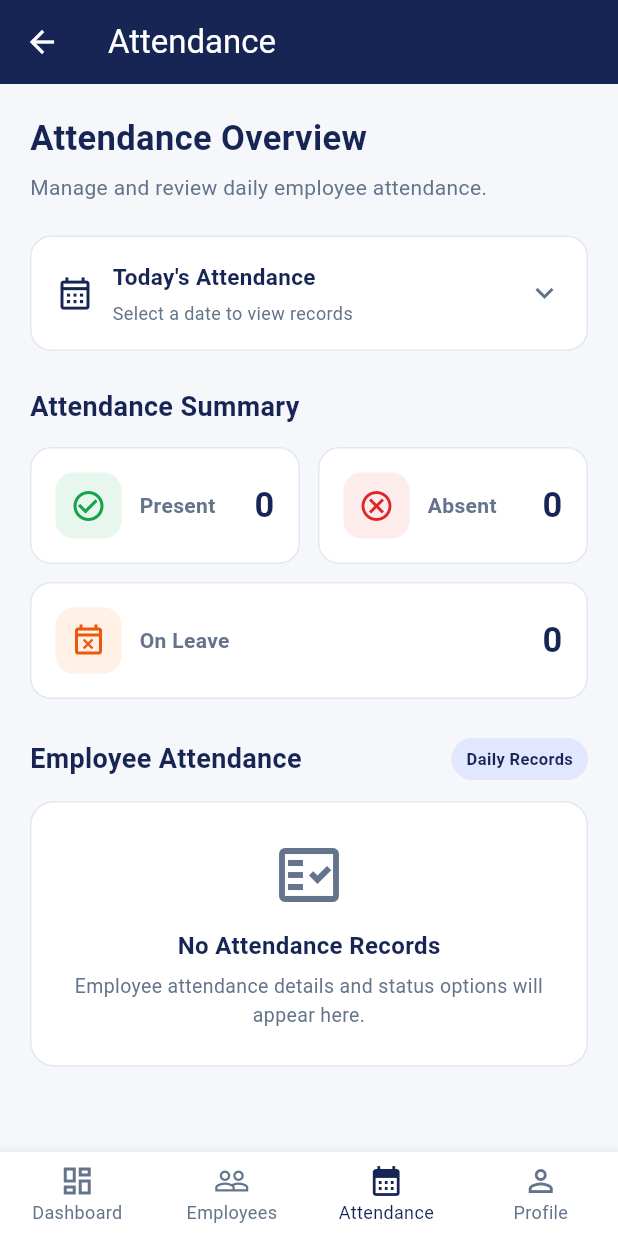
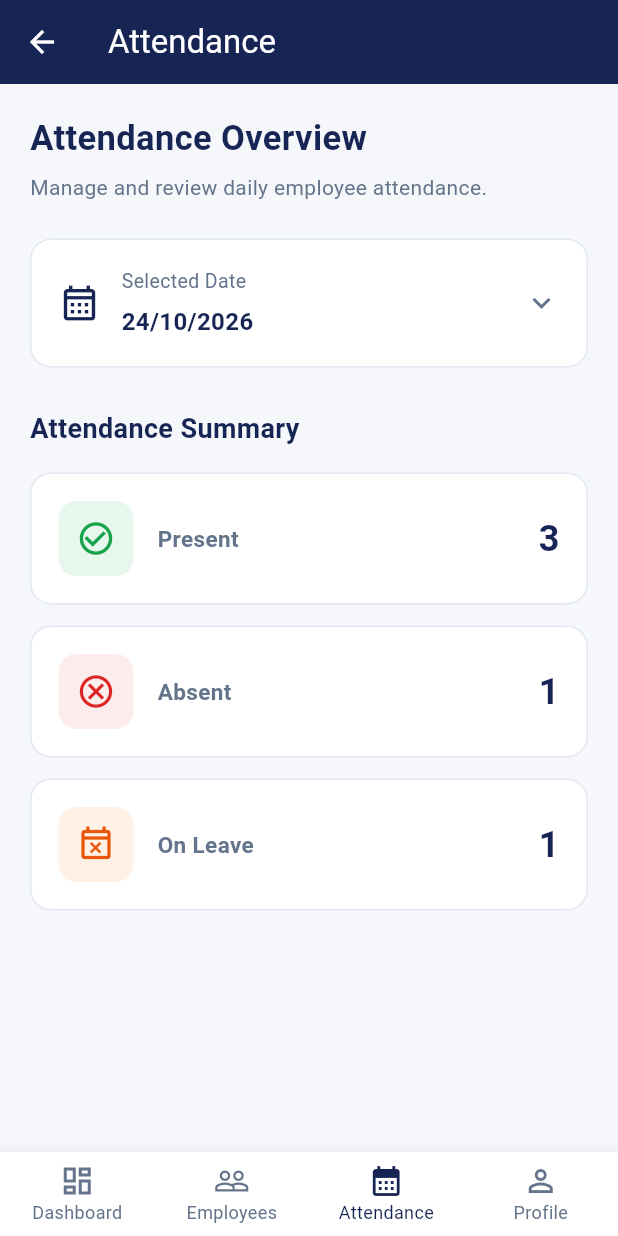
Before and after one commit to DhanshreePabal11/employee-management-system, a Flutter app: the AttendenceScreen screen opened directly, on a phone screen of 412 x 824 dp. Run offline on Flutter 3.47's test engine with Material 3 defaults, Android fonts, the phone set to English and light mode, and no system bars.

Commit message:
made changes in dashbord

```diff
--- a/lib/view/attendence_screen.dart
+++ b/lib/view/attendence_screen.dart
@@ -6,22 +6,40 @@ import '../constants/app_strings.dart';
 import '../custom_widgets/bottom_nav_bar.dart';
 import 'profile_screen.dart';
 
-class AttendenceScreen extends StatelessWidget {
+class AttendenceScreen extends StatefulWidget {
   const AttendenceScreen({super.key});
 
-  void handleNavigation(BuildContext context, int index) {
+  @override
+  State<AttendenceScreen> createState() => _AttendenceScreenState();
+}
+
+class _AttendenceScreenState extends State<AttendenceScreen> {
+  DateTime selectedDate = DateTime.now();
+
+  Future<void> selectDate() async {
+    final DateTime? date = await showDatePicker(
+      context: context,
+      initialDate: selectedDate,
+      firstDate: DateTime(2020),
+      lastDate: DateTime(2100),
+    );
+
+    if (date != null) {
+      setState(() {
+        selectedDate = date;
+      });
+    }
+  }
+
+  void handleNavigation(int index) {
     if (index == 0) {
       Navigator.popUntil(context, (route) => route.isFirst);
     } else if (index == 1) {
       ScaffoldMessenger.of(context).showSnackBar(
         const SnackBar(
-          content: Text(
-            'Open Employees from the Dashboard for now.',
-          ),
+          content: Text('Open Employees from the Dashboard.'),
         ),
       );
-    } else if (index == 2) {
-      // Already on Attendance.
     } else if (index == 3) {
       Navigator.pushReplacement(
         context,
@@ -57,7 +75,9 @@ class AttendenceScreen extends StatelessWidget {
                 color: AppColors.primaryColor,
               ),
             ),
+
             const SizedBox(height: 6),
+
             const Text(
               'Manage and review daily employee attendance.',
               style: TextStyle(
@@ -66,12 +86,15 @@ class AttendenceScreen extends StatelessWidget {
               ),
             ),
 
-            const SizedBox(height: 22),
+            const SizedBox(height: 24),
 
-            // Date selector UI
-            Container(
+            // Date selector
+            InkWell(
+              onTap: selectDate,
+              borderRadius: BorderRadius.circular(14),
+              child: Container(
                 width: double.infinity,
-              padding: const EdgeInsets.all(16),
+                padding: const EdgeInsets.all(18),
                 decoration: BoxDecoration(
                   color: AppColors.whiteColor,
                   borderRadius: BorderRadius.circular(14),
@@ -79,46 +102,52 @@ class AttendenceScreen extends StatelessWidget {
                     color: AppColors.borderColor,
                   ),
                 ),
-              child: const Row(
+                child: Row(
                   children: [
-                  Icon(
+                    const Icon(
                       Icons.calendar_month_outlined,
+                      size: 28,
                       color: AppColors.primaryColor,
-                    size: 26,
                     ),
-                  SizedBox(width: 12),
+
+                    const SizedBox(width: 14),
+
                     Expanded(
                       child: Column(
                         crossAxisAlignment: CrossAxisAlignment.start,
                         children: [
+                          const Text(
+                            'Selected Date',
+                            style: TextStyle(
+                              fontSize: 13,
+                              color: AppColors.greyColor,
+                            ),
+                          ),
+
+                          const SizedBox(height: 6),
+
                           Text(
-                          "Today's Attendance",
-                          style: TextStyle(
-                            fontSize: 15,
+                            '${selectedDate.day}/${selectedDate.month}/${selectedDate.year}',
+                            style: const TextStyle(
+                              fontSize: 16,
                               fontWeight: FontWeight.bold,
                               color: AppColors.primaryColor,
-                          ),
-                        ),
-                        SizedBox(height: 5),
-                        Text(
-                          'Select a date to view records',
-                          style: TextStyle(
-                            fontSize: 12,
-                            color: AppColors.greyColor,
                             ),
                           ),
                         ],
                       ),
                     ),
-                  Icon(
+
+                    const Icon(
                       Icons.keyboard_arrow_down,
                       color: AppColors.greyColor,
                     ),
                   ],
                 ),
               ),
+            ),
 
-            const SizedBox(height: 24),
+            const SizedBox(height: 28),
 
             const Text(
               'Attendance Summary',
@@ -129,142 +158,60 @@ class AttendenceScreen extends StatelessWidget {
               ),
             ),
 
-            const SizedBox(height: 14),
+            const SizedBox(height: 16),
 
-            Row(
-              children: [
-                Expanded(
-                  child: summaryCard(
-                    'Present',
-                    '0',
-                    Icons.check_circle_outline,
-                    AppColors.greenColor,
-                    const Color(0xFFE8F7ED),
-                  ),
-                ),
-                const SizedBox(width: 12),
-                Expanded(
-                  child: summaryCard(
-                    'Absent',
-                    '0',
-                    Icons.cancel_outlined,
-                    AppColors.redColor,
-                    const Color(0xFFFDECEC),
-                  ),
-                ),
-              ],
-            ),
-
-            const SizedBox(height: 12),
-
+            // Present summary
             summaryCard(
-              'On Leave',
-              '0',
-              Icons.event_busy_outlined,
-              AppColors.orangeColor,
-              const Color(0xFFFFF1E5),
-            ),
-
-            const SizedBox(height: 26),
-
-            Row(
-              children: [
-                const Expanded(
-                  child: Text(
-                    'Employee Attendance',
-                    style: TextStyle(
-                      fontSize: 18,
-                      fontWeight: FontWeight.bold,
-                      color: AppColors.primaryColor,
-                    ),
-                  ),
-                ),
-                Container(
-                  padding: const EdgeInsets.symmetric(
-                    horizontal: 10,
-                    vertical: 6,
-                  ),
-                  decoration: BoxDecoration(
-                    color: AppColors.lightBlueColor,
-                    borderRadius: BorderRadius.circular(20),
-                  ),
-                  child: const Text(
-                    'Daily Records',
-                    style: TextStyle(
-                      fontSize: 11,
-                      fontWeight: FontWeight.w600,
-                      color: AppColors.primaryColor,
-                    ),
-                  ),
-                ),
-              ],
+              title: 'Present',
+              count: '3',
+              icon: Icons.check_circle_outline,
+              color: AppColors.greenColor,
+              backgroundColor: const Color(0xFFE8F7ED),
             ),
 
             const SizedBox(height: 14),
 
-            Container(
-              width: double.infinity,
-              padding: const EdgeInsets.all(24),
-              decoration: BoxDecoration(
-                color: AppColors.whiteColor,
-                borderRadius: BorderRadius.circular(16),
-                border: Border.all(
-                  color: AppColors.borderColor,
+            // Absent summary
+            summaryCard(
+              title: 'Absent',
+              count: '1',
+              icon: Icons.cancel_outlined,
+              color: AppColors.redColor,
+              backgroundColor: const Color(0xFFFDECEC),
             ),
-              ),
-              child: const Column(
-                children: [
-                  Icon(
-                    Icons.fact_check_outlined,
-                    size: 48,
-                    color: AppColors.greyColor,
-                  ),
-                  SizedBox(height: 12),
-                  Text(
-                    'No Attendance Records',
-                    style: TextStyle(
-                      fontSize: 16,
-                      fontWeight: FontWeight.bold,
-                      color: AppColors.primaryColor,
-                    ),
-                  ),
-                  SizedBox(height: 6),
-                  Text(
-                    'Employee attendance details and status options will appear here.',
-                    textAlign: TextAlign.center,
-                    style: TextStyle(
-                      fontSize: 13,
-                      color: AppColors.greyColor,
-                    ),
-                  ),
-                ],
-              ),
+
+            const SizedBox(height: 14),
+
+            // Leave summary
+            summaryCard(
+              title: 'On Leave',
+              count: '1',
+              icon: Icons.event_busy_outlined,
+              color: AppColors.orangeColor,
+              backgroundColor: const Color(0xFFFFF1E5),
             ),
           ],
         ),
       ),
 
-      // Bottom navigation
       bottomNavigationBar: BottomNavBar(
         selectedIndex: 2,
-        onItemTapped: (index) {
-          handleNavigation(context, index);
-        },
+        onItemTapped: handleNavigation,
       ),
     );
   }
 
   // Attendance summary card
-  Widget summaryCard(
-    String title,
-    String count,
-    IconData icon,
-    Color iconColor,
-    Color backgroundColor,
-  ) {
+  Widget summaryCard({
+    required String title,
+    required String count,
+    required IconData icon,
+    required Color color,
+    required Color backgroundColor,
+  }) {
     return Container(
       width: double.infinity,
-      padding: const EdgeInsets.all(16),
+      padding: const EdgeInsets.all(18),
       decoration: BoxDecoration(
         color: AppColors.whiteColor,
         borderRadius: BorderRadius.circular(14),
@@ -275,32 +222,35 @@ class AttendenceScreen extends StatelessWidget {
       child: Row(
         children: [
           Container(
-            padding: const EdgeInsets.all(10),
+            padding: const EdgeInsets.all(12),
             decoration: BoxDecoration(
               color: backgroundColor,
               borderRadius: BorderRadius.circular(12),
             ),
             child: Icon(
               icon,
-              color: iconColor,
-              size: 24,
+              color: color,
+              size: 26,
             ),
           ),
-          const SizedBox(width: 12),
+
+          const SizedBox(width: 16),
+
           Expanded(
             child: Text(
               title,
               style: const TextStyle(
-                fontSize: 14,
+                fontSize: 15,
                 fontWeight: FontWeight.w600,
                 color: AppColors.greyColor,
               ),
             ),
           ),
+
           Text(
             count,
             style: const TextStyle(
-              fontSize: 23,
+              fontSize: 24,
               fontWeight: FontWeight.bold,
               color: AppColors.primaryColor,
             ),
```
Also changed, not shown: lib/view/dashboard_screen.dart (+21 -9 lines), lib/view/profile_screen.dart (+159 -70 lines). Lines whose indentation alone changed are shown as unchanged.
